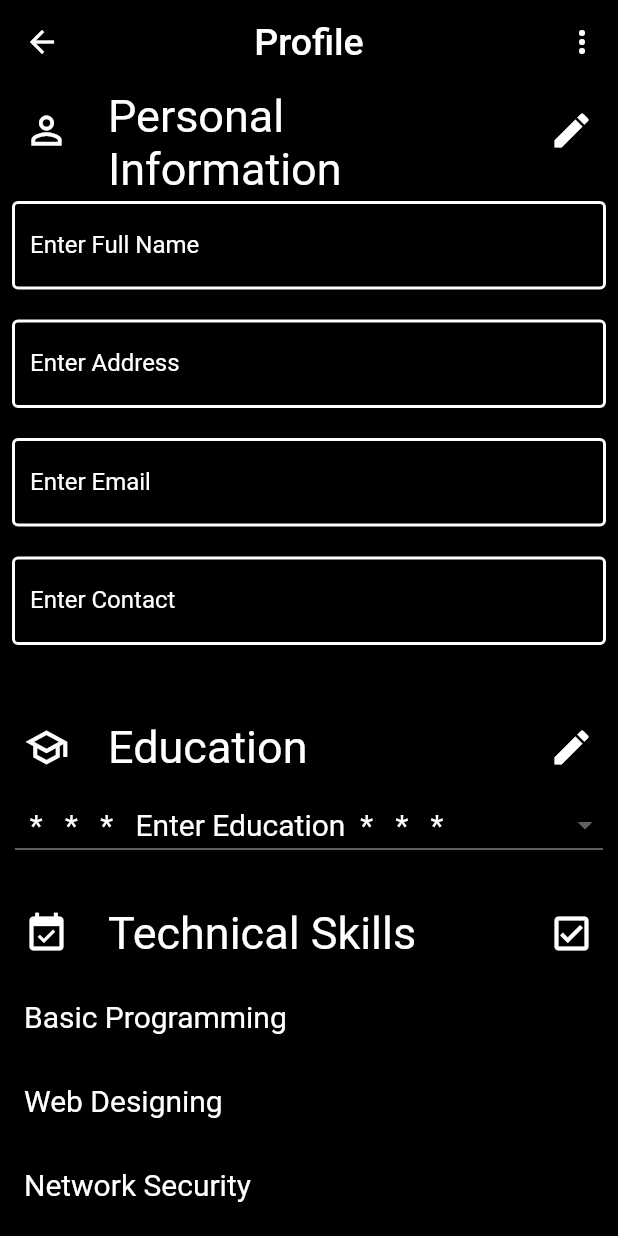
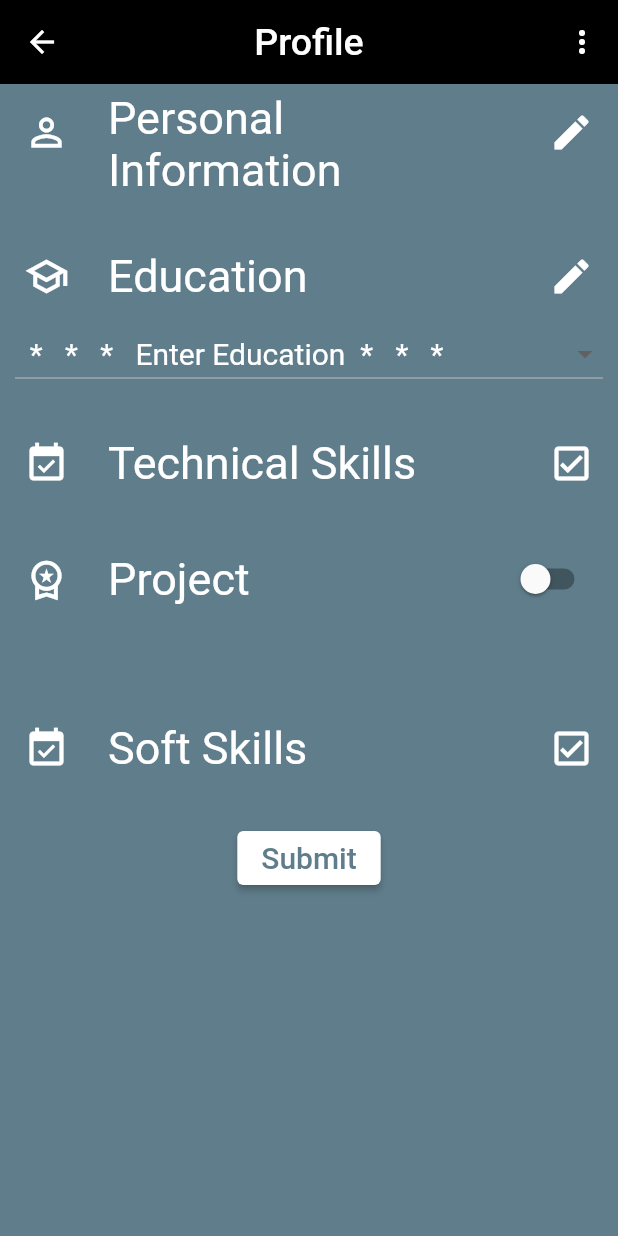
Before and after one commit to VivekTailor19/resume_builder, a Flutter app: the Profile screen opened by its route, on a phone screen of 412 x 824 dp. Run offline on Flutter 3.47's test engine with Material 2 defaults, Android fonts, the phone set to English and light mode, and no system bars.

Commit message:
using flutter built resume

```diff
--- a/lib/profile.dart
+++ b/lib/profile.dart
@@ -1,5 +1,3 @@
-import 'dart:html';
-
 import 'package:flutter/material.dart';
 
 class Profile extends StatefulWidget {
@@ -11,16 +9,23 @@ class Profile extends StatefulWidget {
 
 class _ProfileState extends State<Profile> {
 
-  List edu = ["B.E.","M.B.B.S","Ph.D","SSC","HSC","B.Sc"];
-  List techSkill = ["Basic Programming","Web Designing","Network Security","Mobile Developing","Database"];
-  List techselect = [false,false,false,false,false];
+  List edu = ["B.E.", "M.B.B.S", "Ph.D", "SSC", "HSC", "B.Sc"];
+  List techSkill = [
+    "Basic Programming",
+    "Web Designing",
+    "Network Security",
+    "Mobile Developing",
+    "Database"
+  ];
+  List techselect = [false, false, false, false, false];
   bool project = false;
-  String? eduSel ;
+  String? eduSel;
+
   @override
   Widget build(BuildContext context) {
     return SafeArea(
       child: Scaffold(
-        backgroundColor: Colors.black,
+        backgroundColor: Colors.blueGrey,
         appBar: AppBar(
           backgroundColor: Colors.black,
           title: Text(
@@ -31,7 +36,8 @@ class _ProfileState extends State<Profile> {
           elevation: 0,
           actions: [
             PopupMenuButton(
-              itemBuilder: (context) => [
+              itemBuilder: (context) =>
+              [
                 PopupMenuItem(
                   child: Text("Setting"),
                   onTap: () {},
@@ -51,7 +57,7 @@ class _ProfileState extends State<Profile> {
         body: SingleChildScrollView(
           child: Column(
             children: [
-              ListTile(
+              ExpansionTile(
                 leading:
                 Icon(Icons.person_outline, size: 30, color: Colors.white),
                 title: Text(
@@ -63,17 +69,19 @@ class _ProfileState extends State<Profile> {
                   size: 30,
                   color: Colors.white,
                 ),
-              ),
+                children: [
                   Padding(
-                padding: EdgeInsets.symmetric(horizontal: 8.0),
+                    padding: EdgeInsets.only(left: 8, right: 8.0, top: 15),
                     child: TextField(
                       style: TextStyle(color: Colors.white),
                       decoration: InputDecoration(
                           focusedBorder: OutlineInputBorder(
-                          borderSide: BorderSide(color: Colors.white, width: 2)),
+                              borderSide: BorderSide(color: Colors.white,
+                                  width: 2)),
                           border: OutlineInputBorder(),
                           enabledBorder: OutlineInputBorder(
-                          borderSide: BorderSide(color: Colors.white, width: 2)),
+                              borderSide: BorderSide(color: Colors.white,
+                                  width: 2)),
                           label: Text(
                             "Enter Full Name",
                             style: TextStyle(color: Colors.white),
@@ -81,15 +89,18 @@ class _ProfileState extends State<Profile> {
                     ),
                   ),
                   Padding(
-                padding: EdgeInsets.symmetric(horizontal: 8.0, vertical: 20),
+                    padding: EdgeInsets.symmetric(
+                        horizontal: 8.0, vertical: 20),
                     child: TextField(
                       style: TextStyle(color: Colors.white),
                       decoration: InputDecoration(
                           focusedBorder: OutlineInputBorder(
-                          borderSide: BorderSide(color: Colors.white, width: 2)),
+                              borderSide: BorderSide(color: Colors.white,
+                                  width: 2)),
                           border: OutlineInputBorder(),
                           enabledBorder: OutlineInputBorder(
-                          borderSide: BorderSide(color: Colors.white, width: 2)),
+                              borderSide: BorderSide(color: Colors.white,
+                                  width: 2)),
                           label: Text(
                             "Enter Address ",
                             style: TextStyle(color: Colors.white),
@@ -104,10 +115,12 @@ class _ProfileState extends State<Profile> {
                       style: TextStyle(color: Colors.white),
                       decoration: InputDecoration(
                           focusedBorder: OutlineInputBorder(
-                          borderSide: BorderSide(color: Colors.white, width: 2)),
+                              borderSide: BorderSide(color: Colors.white,
+                                  width: 2)),
                           border: OutlineInputBorder(),
                           enabledBorder: OutlineInputBorder(
-                          borderSide: BorderSide(color: Colors.white, width: 2)),
+                              borderSide: BorderSide(color: Colors.white,
+                                  width: 2)),
                           label: Text(
                             "Enter Email ",
                             style: TextStyle(color: Colors.white),
@@ -115,21 +128,27 @@ class _ProfileState extends State<Profile> {
                     ),
                   ),
                   Padding(
-                padding: EdgeInsets.symmetric(horizontal: 8.0, vertical: 20),
+                    padding: EdgeInsets.symmetric(
+                        horizontal: 8.0, vertical: 20),
                     child: TextField(
                       style: TextStyle(color: Colors.white),
                       decoration: InputDecoration(
                           focusedBorder: OutlineInputBorder(
-                          borderSide: BorderSide(color: Colors.white, width: 2)),
+                              borderSide: BorderSide(color: Colors.white,
+                                  width: 2)),
                           border: OutlineInputBorder(),
                           enabledBorder: OutlineInputBorder(
-                          borderSide: BorderSide(color: Colors.white, width: 2)),
+                              borderSide: BorderSide(color: Colors.white,
+                                  width: 2)),
                           label: Text(
                             "Enter Contact ",
                             style: TextStyle(color: Colors.white),
                           )),
                     ),
                   ),
+                ],
+              ),
+
               SizedBox(height: 20),
               ListTile(
                 leading:
@@ -148,18 +167,24 @@ class _ProfileState extends State<Profile> {
                 padding: EdgeInsets.symmetric(horizontal: 10.0),
                 child: DropdownButton(dropdownColor: Colors.black54,
                   isExpanded: true,
-                  items: edu.map((e) => DropdownMenuItem(child: Text("$e",style: TextStyle(color: Colors.white,fontSize: 20)),value: e,)).toList(),
+                  items: edu.map((e) =>
+                      DropdownMenuItem(child: Text("$e", style: TextStyle(
+                          color: Colors.white, fontSize: 20)), value: e,))
+                      .toList(),
                   value: eduSel,
                   //alignment: Alignment.center,
-                  onChanged: (value) { setState(() {
+                  onChanged: (value) {
+                    setState(() {
                       eduSel = value as String;
                       print(eduSel);
-                  });},
-                  hint: Text("  *   *   *   Enter Education  *   *   *   ",style: TextStyle(fontSize: 20,color: Colors.white),),
+                    });
+                  },
+                  hint: Text("  *   *   *   Enter Education  *   *   *   ",
+                    style: TextStyle(fontSize: 20, color: Colors.white),),
                 ),
               ),
               SizedBox(height: 20),
-              ListTile(
+              ExpansionTile(
                 leading:
                 Icon(Icons.event_available, size: 30, color: Colors.white),
                 title: Text(
@@ -171,69 +196,94 @@ class _ProfileState extends State<Profile> {
                   size: 30,
                   color: Colors.white,
                 ),
-              ),
-              CheckboxListTile(value: techselect[0], onChanged: (value){
+                children: [
+                  CheckboxListTile(value: techselect[0],
+                    onChanged: (value) {
                       setState(() {
                         techselect[0] = value;
                       });
-              },checkColor: Colors.black,
+                    },
+                    checkColor: Colors.white,
                     activeColor: Colors.white,
-              title: Text("${techSkill[0]}",style: TextStyle(fontSize: 20,color: Colors.white),),),
-              CheckboxListTile(value: techselect[1], onChanged: (value){
+                    title: Text("${techSkill[0]}",
+                      style: TextStyle(fontSize: 20, color: Colors.white),),),
+                  CheckboxListTile(value: techselect[1],
+                    onChanged: (value) {
                       setState(() {
                         techselect[1] = value;
                       });
-              },checkColor: Colors.black,
+                    },
+                    checkColor: Colors.black,
                     activeColor: Colors.white,
-              title: Text("${techSkill[1]}",style: TextStyle(fontSize: 20,color: Colors.white),),),
-              CheckboxListTile(value: techselect[2], onChanged: (value){
+                    title: Text("${techSkill[1]}",
+                      style: TextStyle(fontSize: 20, color: Colors.white),),),
+                  CheckboxListTile(value: techselect[2],
+                    onChanged: (value) {
                       setState(() {
                         techselect[2] = value;
                       });
-              },checkColor: Colors.black,
+                    },
+                    checkColor: Colors.black,
                     activeColor: Colors.white,
-              title: Text("${techSkill[2]}",style: TextStyle(fontSize: 20,color: Colors.white),),),
-              CheckboxListTile(value: techselect[3], onChanged: (value){
+                    title: Text("${techSkill[2]}",
+                      style: TextStyle(fontSize: 20, color: Colors.white),),),
+                  CheckboxListTile(value: techselect[3],
+                    onChanged: (value) {
                       setState(() {
                         techselect[3] = value;
                       });
                     },
-                checkColor: Colors.black,
-                activeColor: Colors.white,
-              title: Text("${techSkill[3]}",style: TextStyle(fontSize: 20,color: Colors.white),),),
-              CheckboxListTile(value: techselect[4], onChanged: (value){
+                    side: MaterialStateBorderSide.resolveWith((states) {
+                      return BorderSide(color: Colors.white);
+                    }),
+
+
+                    activeColor: Colors.blueGrey,
+                    checkColor: Colors.white,
+                    title: Text("${techSkill[3]}",
+                      style: TextStyle(fontSize: 20, color: Colors.white),),),
+                  CheckboxListTile(value: techselect[4],
+                    onChanged: (value) {
                       setState(() {
                         techselect[4] = value;
                       });
-              },checkColor: Colors.black,
+                    },
+                    checkColor: Colors.black,
                     activeColor: Colors.white,
-              title: Text("${techSkill[4]}",style: TextStyle(fontSize: 20,color: Colors.white),),),
+                    title: Text("${techSkill[4]}",
+                      style: TextStyle(fontSize: 20, color: Colors.white),),),
+                ],
+              ),
+
               SizedBox(height: 20),
               ListTile(
                   leading:
-                Icon(Icons.workspace_premium_outlined, size: 30, color: Colors.white),
+                  Icon(Icons.workspace_premium_outlined, size: 30,
+                      color: Colors.white),
                   title: Text(
                     "Project",
                     style: TextStyle(fontSize: 30, color: Colors.white),
                   ),
                   trailing:
-                  Switch(value: project,onChanged: (value) {
+                  Switch(value: project, onChanged: (value) {
                     setState(() {
-                      project = value!;
+                      project = value;
                     });
-                  },activeColor: Colors.white,)
+                  }, activeColor: Colors.white,)
               ),
               Padding(
                 padding: const EdgeInsets.all(10.0),
-                child: Visibility(visible: project ,
+                child: Visibility(visible: project,
                   child: TextField(
                       style: TextStyle(color: Colors.white),
                       decoration: InputDecoration(
                         focusedBorder: OutlineInputBorder(
-                            borderSide: BorderSide(color: Colors.white, width: 2)),
+                            borderSide: BorderSide(color: Colors.white,
+                                width: 2)),
                         border: OutlineInputBorder(),
                         enabledBorder: OutlineInputBorder(
-                            borderSide: BorderSide(color: Colors.white, width: 2)),
+                            borderSide: BorderSide(color: Colors.white,
+                                width: 2)),
                         hintText:
                         "Enter Project Name",
                         hintStyle: TextStyle(color: Colors.white),
@@ -242,25 +292,117 @@ class _ProfileState extends State<Profile> {
               ),
               Padding(
                 padding: const EdgeInsets.all(8.0),
-                child: Visibility(visible: project ,
+                child: Visibility(visible: project,
                   child: TextField(
                       style: TextStyle(color: Colors.white),
                       decoration: InputDecoration(
                         focusedBorder: OutlineInputBorder(
-                            borderSide: BorderSide(color: Colors.white, width: 2)),
+                            borderSide: BorderSide(color: Colors.white,
+                                width: 2)),
                         border: OutlineInputBorder(),
                         enabledBorder: OutlineInputBorder(
-                            borderSide: BorderSide(color: Colors.white, width: 2)),
+                            borderSide: BorderSide(color: Colors.white,
+                                width: 2)),
                         hintText:
                         "Enter Project in Details",
                         hintStyle: TextStyle(color: Colors.white),
                       )),
                 ),
               ),
+              SizedBox(height: 20),
 
+              ExpansionTile(
+                leading:
+                Icon(Icons.event_available, size: 30, color: Colors.white),
+                title: Text(
+                  "Soft Skills",
+                  style: TextStyle(fontSize: 30, color: Colors.white),
+                ),
+                trailing: Icon(
+                  Icons.check_box_outlined,
+                  size: 30,
+                  color: Colors.white,
+                ),
+                children: [
+                  CheckboxListTile(value: techselect[0],
+                    onChanged: (value) {
+                      setState(() {
+                        techselect[0] = value;
+                      });
+                    },
+                    side: MaterialStateBorderSide.resolveWith((states) {
+                      return BorderSide(color: Colors.white);
+                    }),
+                    activeColor: Colors.blueGrey,
+                    checkColor: Colors.white,
+                    title: Text("Public Speaking",
+                      style: TextStyle(fontSize: 20, color: Colors.white),),),
+                  CheckboxListTile(value: techselect[1],
+                    onChanged: (value) {
+                      setState(() {
+                        techselect[1] = value;
+                      });
+                    },
+                    side: MaterialStateBorderSide.resolveWith((states) {
+                      return BorderSide(color: Colors.white);
+                    }),
+                    activeColor: Colors.blueGrey,
+                    checkColor: Colors.white,
+                    title: Text("Time management",
+                      style: TextStyle(fontSize: 20, color: Colors.white),),),
+                  CheckboxListTile(value: techselect[2],
+                    onChanged: (value) {
+                      setState(() {
+                        techselect[2] = value;
+                      });
+                    },
+                    side: MaterialStateBorderSide.resolveWith((states) {
+                      return BorderSide(color: Colors.white);
+                    }),
+                    activeColor: Colors.blueGrey,
+                    checkColor: Colors.white,
+                    title: Text("Critical thinking",
+                      style: TextStyle(fontSize: 20, color: Colors.white),),),
+                  CheckboxListTile(value: techselect[3],
+                    onChanged: (value) {
+                      setState(() {
+                        techselect[3] = value;
+                      });
+                    },
+                    side: MaterialStateBorderSide.resolveWith((states) {
+                      return BorderSide(color: Colors.white);
+                    }),
+                    activeColor: Colors.blueGrey,
+                    checkColor: Colors.white,
+                    title: Text("Leadership",
+                      style: TextStyle(fontSize: 20, color: Colors.white),),),
+                ],
+              ),
+              SizedBox(height: 20),
 
+              ElevatedButton(
+                onPressed: () {
+                  showDialog(context: context, builder: (context) {
+                    return AlertDialog(title: Text("Are you wanted to Quit the Application"),
+                      content: Row( mainAxisAlignment: MainAxisAlignment.spaceEvenly,children: [
+                        ElevatedButton(onPressed: () {setState(() {
+                          Navigator.pushNamed(context, "/");
+                        });},
+                          child: Text("Yes"), style: ElevatedButton.styleFrom(
+                              backgroundColor: Colors.green),),
+                        ElevatedButton(onPressed: () {setState(() {
+                          //Navigator.pushNamed(context, "profile");
+                        });},
+                          child: Text("No"), style: ElevatedButton.styleFrom(
+                              backgroundColor: Colors.redAccent),),
+                      ],),);
+                  },);
 
-
+                },
+                child: Text("Submit",
+                    style: TextStyle(fontSize: 20, color: Colors.blueGrey)),
+                style: ElevatedButton.styleFrom(
+                  backgroundColor: Colors.white,),)
 
             ],
           ),
```
Lines whose indentation alone changed are shown as unchanged.
